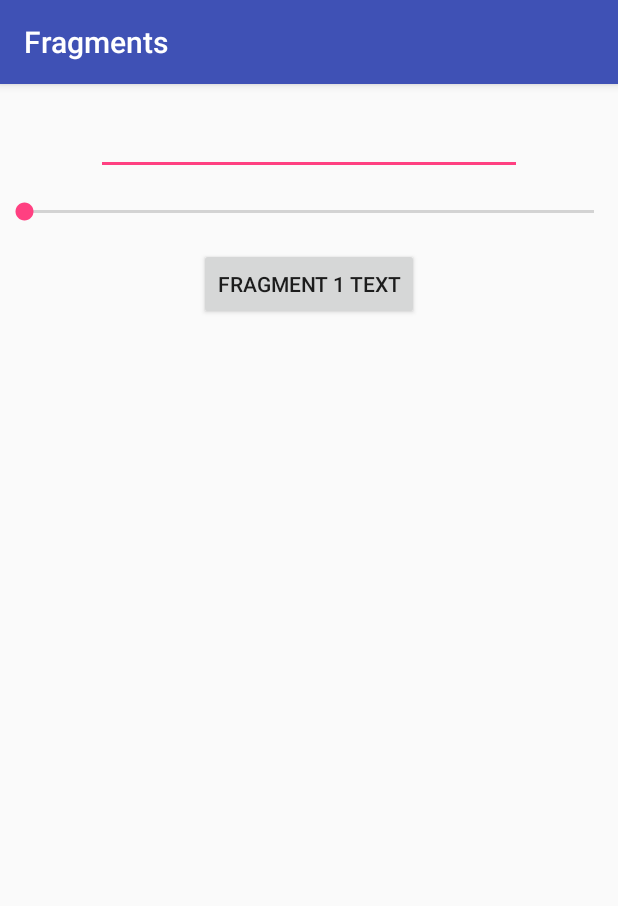
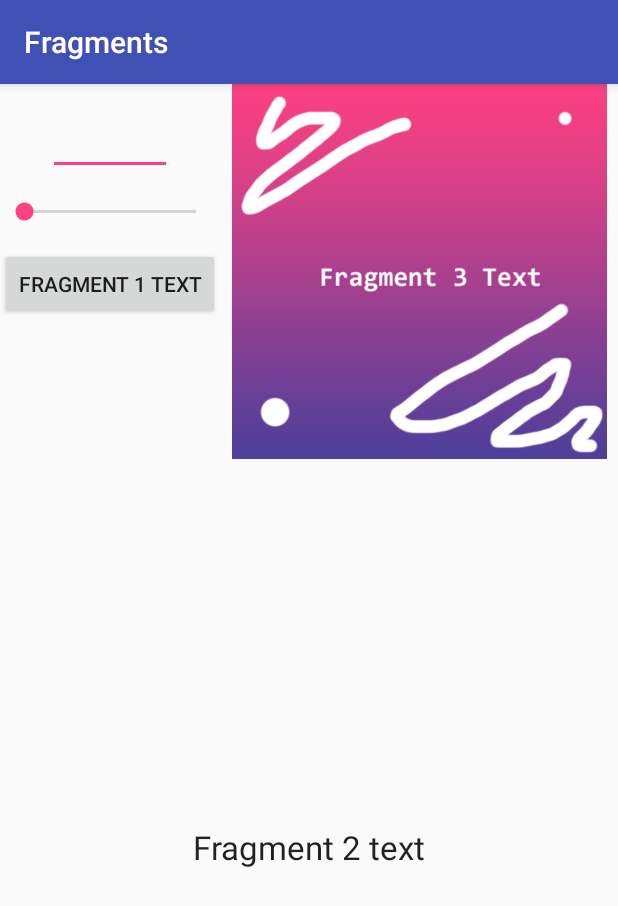
Before and after one commit to brittvarnom/Component_Practise, an Android app: the screen it shows after launch (MainActivity), on a phone screen of 412 x 824 dp. Shown: the top 906 px of the screen. Run offline under Robolectric (Android 15) with nearby library versions, the phone set to English and light mode, and no system bars.

Commit message:
Added more containers and placed three fragments on same activity

```diff
--- /dev/null
+++ b/Component_Practise/app/src/main/java/britt/com/fragments/ImageFragment.kt
@@ -0,0 +1,13 @@
+package britt.com.fragments
+
+import android.os.Bundle
+import android.support.v4.app.Fragment
+import android.view.LayoutInflater
+import android.view.View
+import android.view.ViewGroup
+
+class ImageFragment : Fragment() {
+    override fun onCreateView(inflater: LayoutInflater?, container: ViewGroup?, savedInstanceState: Bundle?): View? {
+        return inflater?.inflate(R.layout.image_fragment, container, false)
+    }
+}
--- a/Component_Practise/app/src/main/java/britt/com/fragments/MainActivity.kt
+++ b/Component_Practise/app/src/main/java/britt/com/fragments/MainActivity.kt
@@ -7,12 +7,20 @@ class MainActivity : AppCompatActivity() {
 
     override fun onCreate(savedInstanceState: Bundle?) {
         super.onCreate(savedInstanceState)
-        setContentView(R.layout.toolbar_fragment_container)
+        setContentView(R.layout.fragment_holder)
 
         val toolbarFragment = ToolbarFragment()
+        val textFragment = TextFragment()
+        val imageFragment = ImageFragment()
 
         supportFragmentManager.beginTransaction()
             .replace(R.id.toolbar_fragment_container, toolbarFragment)
             .commit()
+        supportFragmentManager.beginTransaction()
+            .replace(R.id.text_fragment_container, textFragment)
+            .commit()
+        supportFragmentManager.beginTransaction()
+            .replace(R.id.image_fragment_container, imageFragment)
+            .commit()
     }
 }
--- /dev/null
+++ b/Component_Practise/app/src/main/java/britt/com/fragments/TextFragment.kt
@@ -0,0 +1,13 @@
+package britt.com.fragments
+
+import android.os.Bundle
+import android.support.v4.app.Fragment
+import android.view.LayoutInflater
+import android.view.View
+import android.view.ViewGroup
+
+class TextFragment: Fragment() {
+    override fun onCreateView(inflater: LayoutInflater?, container: ViewGroup?, savedInstanceState: Bundle?): View? {
+        return inflater?.inflate(R.layout.text_fragment, container, false)
+    }
+}
--- /dev/null
+++ b/Component_Practise/app/src/main/res/layout/fragment_holder.xml
@@ -0,0 +1,32 @@
+<?xml version="1.0" encoding="utf-8"?>
+<LinearLayout xmlns:android="http://schemas.android.com/apk/res/android"
+              android:orientation="vertical"
+              android:layout_width="match_parent"
+              android:weightSum="2"
+              android:layout_height="match_parent">
+
+    <LinearLayout
+        android:layout_width="wrap_content"
+        android:weightSum="2"
+        android:layout_weight="1"
+        android:orientation="horizontal"
+        android:layout_height="wrap_content">
+        <FrameLayout
+            android:id="@+id/toolbar_fragment_container"
+            android:layout_height="match_parent"
+            android:layout_width="match_parent"/>
+        <FrameLayout
+            android:id="@+id/image_fragment_container"
+            android:layout_height="match_parent"
+            android:layout_width="match_parent"/>
+    </LinearLayout>
+
+
+
+    <FrameLayout
+        android:id="@+id/text_fragment_container"
+        android:layout_width="match_parent"
+        android:layout_weight="1"
+        android:layout_height="match_parent"/>
+
+</LinearLayout>
--- a/Component_Practise/app/src/main/res/layout/toolbar_fragment_container.xml
+++ b/Component_Practise/app/src/main/res/layout/image_fragment.xml
@@ -4,9 +4,9 @@
               android:layout_width="match_parent"
               android:layout_height="match_parent">
 
-    <FrameLayout
-        android:id="@+id/toolbar_fragment_container"
-        android:layout_width="match_parent"
-        android:layout_height="match_parent"/>
+    <ImageView
+        android:layout_width="wrap_content"
+        android:layout_height="wrap_content"
+        android:src="@drawable/imageview_fragment"/>
 
 </LinearLayout>
--- a/Component_Practise/app/src/main/res/layout/layout_toolbar_fragment.xml
+++ b/Component_Practise/app/src/main/res/layout/layout_toolbar_fragment.xml
@@ -8,8 +8,8 @@
     <EditText
         android:id="@+id/toolbar_edit_text"
         android:layout_width="match_parent"
-        android:layout_marginStart="64dp"
-        android:layout_marginEnd="64dp"
+        android:layout_marginStart="32dp"
+        android:layout_marginEnd="32dp"
         android:layout_height="wrap_content"
         android:inputType="text"
         android:layout_marginTop="15dp">
```
Also changed, not shown: Component_Practise/app/src/main/res/drawable/imageview_fragment.png (added).
